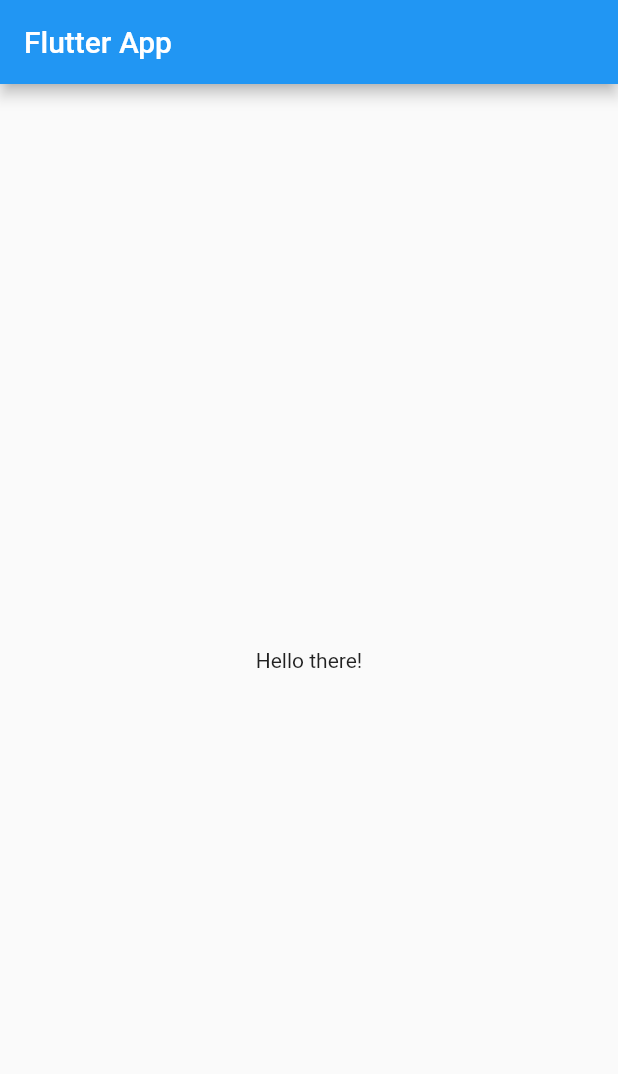
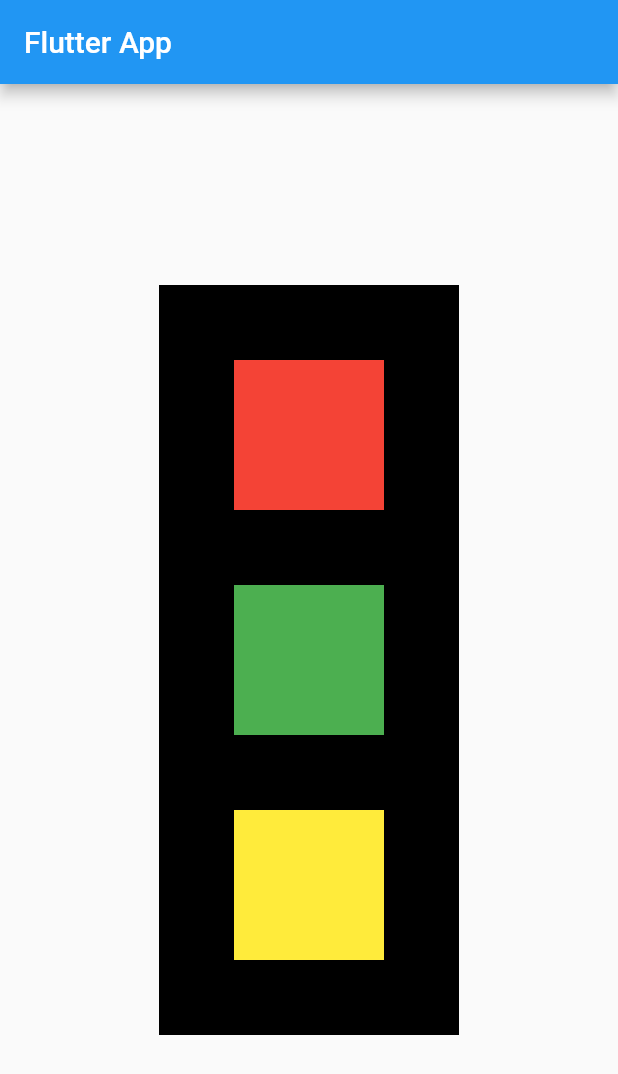
Before and after one commit to Atulpg7/FlutterLearning, a Flutter app: the screen it shows after launch, on a phone screen of 412 x 824 dp. Shown: the top 1074 px of the screen. Run offline on Flutter 3.47's test engine with Material 2 defaults, Android fonts, the phone set to English and light mode, and no system bars.

Commit message:
Ch3Completed

```diff
--- a/lib/main.dart
+++ b/lib/main.dart
@@ -15,8 +15,39 @@ class HomePage extends StatelessWidget {
         title: Text("Flutter App"),
         centerTitle: false,
       ),
-      body: Container(
-        child: Center(child: Text("Hello there!")),
+      body: Padding(
+        padding: const EdgeInsets.all(8.0),
+        child: Align(
+          alignment: Alignment.center,
+          child: Container(
+            // width: MediaQuery.of(context).size.width,
+            // height: MediaQuery.of(context).size.height,
+            width: 200,
+            height: 500,
+            color: Colors.black,
+            child: Column(
+              mainAxisAlignment: MainAxisAlignment.spaceEvenly, //!Horizontally
+              crossAxisAlignment: CrossAxisAlignment.center, //!Vertically
+              children: <Widget>[
+                Container(
+                  width: 100,
+                  height: 100,
+                  color: Colors.red,
+                ),
+                Container(
+                  width: 100,
+                  height: 100,
+                  color: Colors.green,
+                ),
+                Container(
+                  width: 100,
+                  height: 100,
+                  color: Colors.yellow,
+                ),
+              ],
+            ),
+          ),
+        ),
       ),
     );
   }
```
